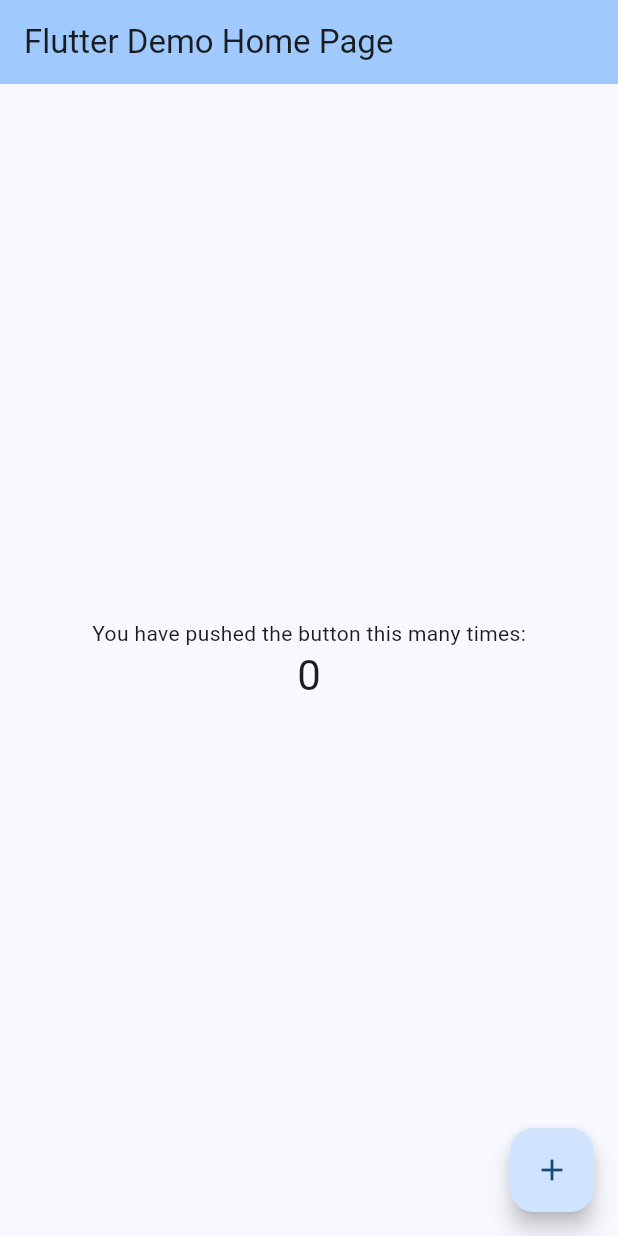
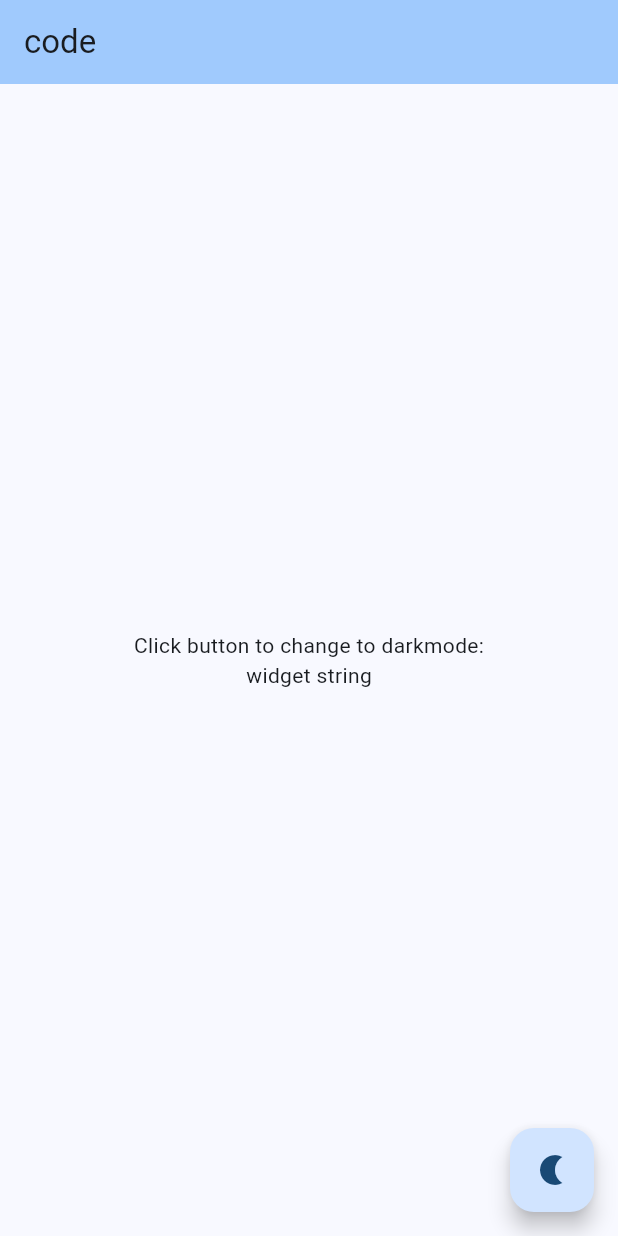
Before and after one commit to syamsul11/video_demo, a Flutter app: the screen it shows after launch, on a phone screen of 412 x 824 dp. Run offline on Flutter 3.47's test engine with Material 3 defaults, Android fonts, the phone set to English and light mode, and no system bars.

Commit message:
apply to darkmode

```diff
--- a/lib/main.dart
+++ b/lib/main.dart
@@ -1,4 +1,6 @@
 import 'package:flutter/material.dart';
+import 'package:my_demo/theme_provider.dart';
+import 'package:provider/provider.dart';
 
 void main() {
   runApp(const MyApp());
@@ -10,28 +12,20 @@ class MyApp extends StatelessWidget {
   // This widget is the root of your application.
   @override
   Widget build(BuildContext context) {
+    return MultiProvider(
+      providers: [ChangeNotifierProvider(create: (context) => ThemeProvider())],
+      child: Consumer<ThemeProvider>(builder: (context, theme, _) {
         return MaterialApp(
           title: 'Flutter Demo',
-      theme: ThemeData(
-        // This is the theme of your application.
-        //
-        // TRY THIS: Try running your application with "flutter run". You'll see
-        // the application has a purple toolbar. Then, without quitting the app,
-        // try changing the seedColor in the colorScheme below to Colors.green
-        // and then invoke "hot reload" (save your changes or press the "hot
-        // reload" button in a Flutter-supported IDE, or press "r" if you used
-        // the command line to start the app).
-        //
-        // Notice that the counter didn't reset back to zero; the application
-        // state is not lost during the reload. To reset the state, use hot
-        // restart instead.
-        //
-        // This works for code too, not just values: Most code changes can be
-        // tested with just a hot reload.
+          theme: theme.isDarkMode
+              ? ThemeData.dark()
+              : ThemeData(
                   colorScheme: ColorScheme.fromSeed(seedColor: Colors.blue),
                   useMaterial3: true,
                 ),
           home: const MyHomePage(title: 'Flutter Demo Home Page'),
+        );
+      }),
     );
   }
 }
@@ -57,19 +51,9 @@ class MyHomePage extends StatefulWidget {
 class _MyHomePageState extends State<MyHomePage> {
   int _counter = 0;
 
-  void _incrementCounter() {
-    setState(() {
-      // This call to setState tells the Flutter framework that something has
-      // changed in this State, which causes it to rerun the build method below
-      // so that the display can reflect the updated values. If we changed
-      // _counter without calling setState(), then the build method would not be
-      // called again, and so nothing would appear to happen.
-      _counter++;
-    });
-  }
-
   @override
   Widget build(BuildContext context) {
+    var theme = Provider.of<ThemeProvider>(context);
     // This method is rerun every time setState is called, for instance as done
     // by the _incrementCounter method above.
     //
@@ -84,7 +68,7 @@ class _MyHomePageState extends State<MyHomePage> {
         backgroundColor: Theme.of(context).colorScheme.inversePrimary,
         // Here we take the value from the MyHomePage object that was created by
         // the App.build method, and use it to set our appbar title.
-        title: Text(widget.title),
+        title: Text("code"),
       ),
       body: Center(
         // Center is a layout widget. It takes a single child and positions it
@@ -106,19 +90,18 @@ class _MyHomePageState extends State<MyHomePage> {
           mainAxisAlignment: MainAxisAlignment.center,
           children: <Widget>[
             const Text(
-              'You have pushed the button this many times:',
+              'Click button to change to darkmode:',
             ),
-            Text(
-              '$_counter',
-              style: Theme.of(context).textTheme.headlineMedium,
-            ),
+           Text("widget string")
           ],
         ),
       ),
       floatingActionButton: FloatingActionButton(
-        onPressed: _incrementCounter,
+        onPressed: () {
+          theme.toggleTheme();
+        },
         tooltip: 'Increment',
-        child: const Icon(Icons.add),
+        child: Icon(!theme.isDarkMode ? Icons.nightlight : Icons.sunny),
       ), // This trailing comma makes auto-formatting nicer for build methods.
     );
   }
```
Also changed, not shown: pubspec.lock. Lines whose indentation alone changed are shown as unchanged.
